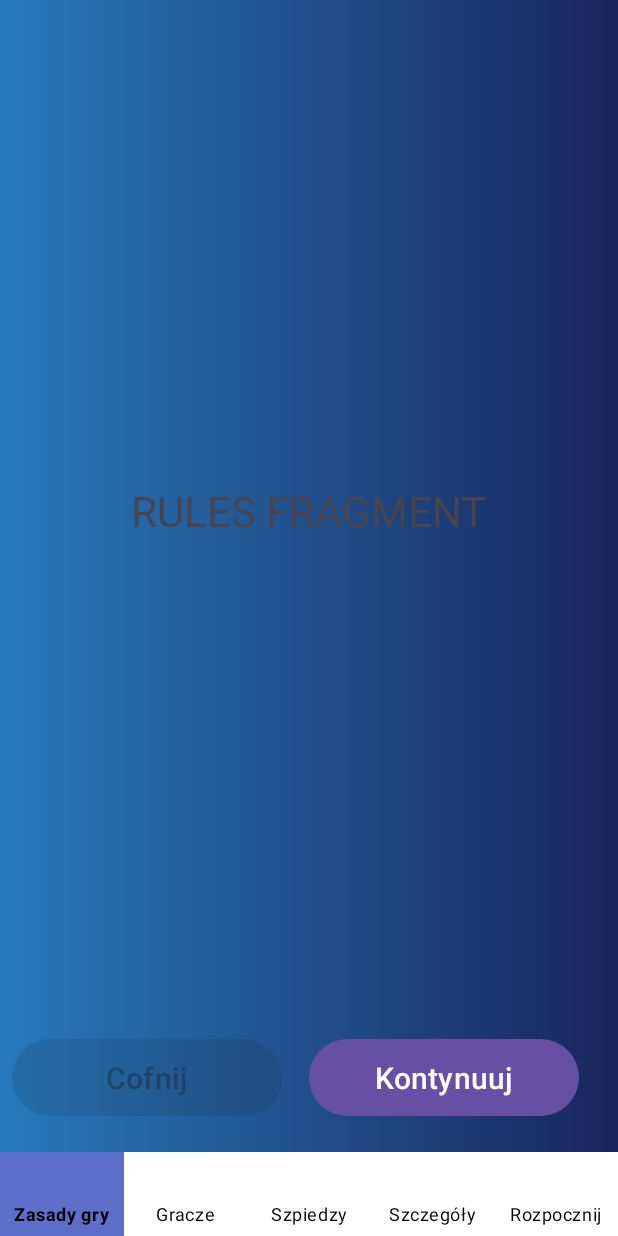
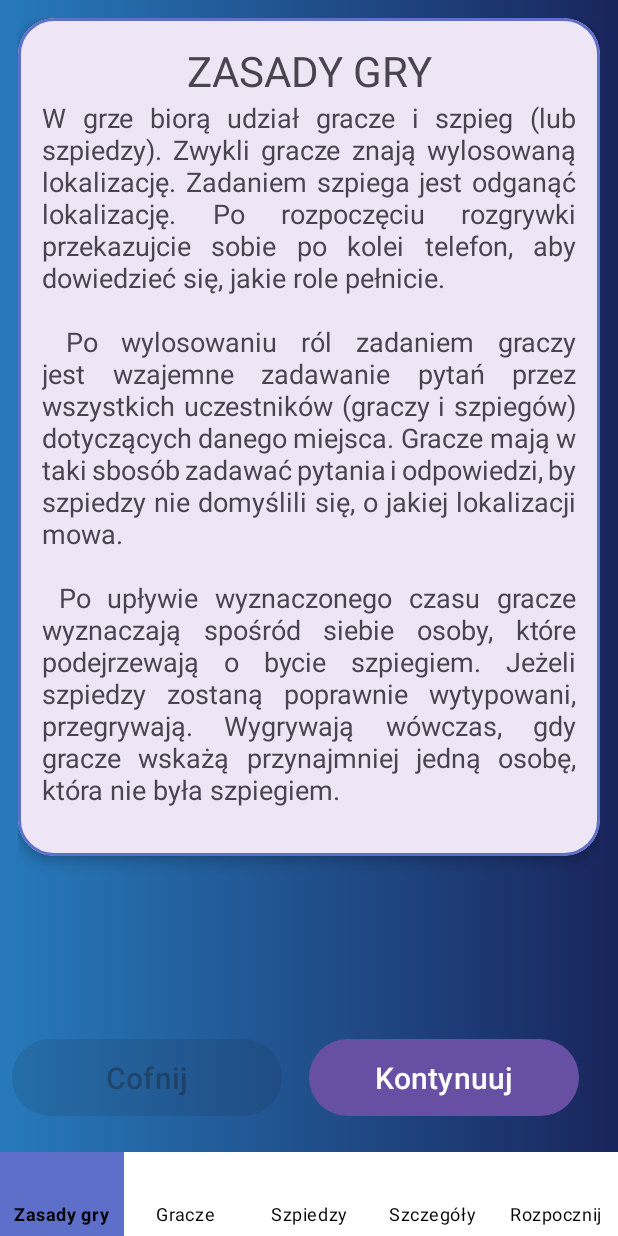
Before and after one commit to ernest-kaminski/Spy, an Android app: the RulesFragment screen opened directly, with no data from a screen before it, on a phone screen of 412 x 824 dp. Run offline under Robolectric (Android 15) with nearby library versions, the phone set to English and light mode, and no system bars.

Commit message:
Ernest commit 22.11 implement RulesFragment

```diff
--- a/app/src/main/res/layout/rules_fragment.xml
+++ b/app/src/main/res/layout/rules_fragment.xml
@@ -2,17 +2,45 @@
 <androidx.constraintlayout.widget.ConstraintLayout xmlns:android="http://schemas.android.com/apk/res/android"
     android:layout_width="match_parent"
     android:layout_height="match_parent"
-    xmlns:app="http://schemas.android.com/apk/res-auto">
+    xmlns:app="http://schemas.android.com/apk/res-auto"
+    android:paddingTop="12dp"
+    android:paddingEnd="12dp"
+    android:paddingStart="12dp"
+    android:paddingBottom="16dp">
 
-    <TextView
-        android:id="@+id/fragment_rules"
-        android:layout_width="wrap_content"
+    <com.google.android.material.card.MaterialCardView
+        android:layout_width="match_parent"
         android:layout_height="wrap_content"
-        android:text="RULES FRAGMENT"
-        android:textSize="28sp"
-        app:layout_constraintBottom_toBottomOf="parent"
-        app:layout_constraintEnd_toEndOf="parent"
-        app:layout_constraintStart_toStartOf="parent"
-        app:layout_constraintTop_toTopOf="parent" />
+        app:layout_constraintTop_toTopOf="parent"
+        app:cardElevation="5dp"
+        app:cardCornerRadius="24dp"
+        app:contentPadding="14dp"
+        app:strokeColor="@color/blue"
+        app:strokeWidth="2dp"
+        app:contentPaddingBottom="30dp"
+        >
+        <androidx.appcompat.widget.LinearLayoutCompat
+            android:layout_width="match_parent"
+            android:layout_height="match_parent"
+            android:orientation="vertical"
+            android:padding="2dp"
 
+            >
+            <TextView
+                android:layout_width="match_parent"
+                android:layout_height="wrap_content"
+                android:textSize="28sp"
+                android:text="ZASADY GRY"
+                android:textAlignment="center"
+                />
+            <TextView
+                android:id="@+id/rules_textview"
+                android:layout_width="match_parent"
+                android:layout_height="wrap_content"
+                android:text="@string/string_rules_textview"
+                android:textSize="18sp"
+                android:justificationMode="inter_word"
+                />
+        </androidx.appcompat.widget.LinearLayoutCompat>
+    </com.google.android.material.card.MaterialCardView>
 </androidx.constraintlayout.widget.ConstraintLayout>
--- a/app/src/main/res/values/strings.xml
+++ b/app/src/main/res/values/strings.xml
@@ -8,4 +8,11 @@
     <string name="string_back">Cofnij</string>
     <string name="string_begin_game">Rozpocznij</string>
     <string name="string_set_timer">Ustal czas rundy</string>
+    <string name="string_rules_textview">
+        W grze biorą udział gracze i szpieg (lub szpiedzy). Zwykli gracze znają wylosowaną lokalizację. Zadaniem szpiega jest odganąć lokalizację. Po rozpoczęciu rozgrywki przekazujcie sobie po kolei telefon, aby dowiedzieć się, jakie role pełnicie. \n \n
+
+        Po wylosowaniu ról zadaniem graczy jest wzajemne zadawanie pytań przez wszystkich uczestników (graczy i szpiegów) dotyczących danego miejsca. Gracze mają w taki sbosób zadawać pytania i odpowiedzi, by szpiedzy nie domyślili się, o jakiej lokalizacji mowa. \n \n
+
+        Po upływie wyznaczonego czasu gracze wyznaczają spośród siebie osoby, które podejrzewają o bycie szpiegiem. Jeżeli szpiedzy zostaną poprawnie wytypowani, przegrywają. Wygrywają wówczas, gdy gracze wskażą przynajmniej jedną osobę, która nie była szpiegiem.
+    </string>
 </resources>
```
